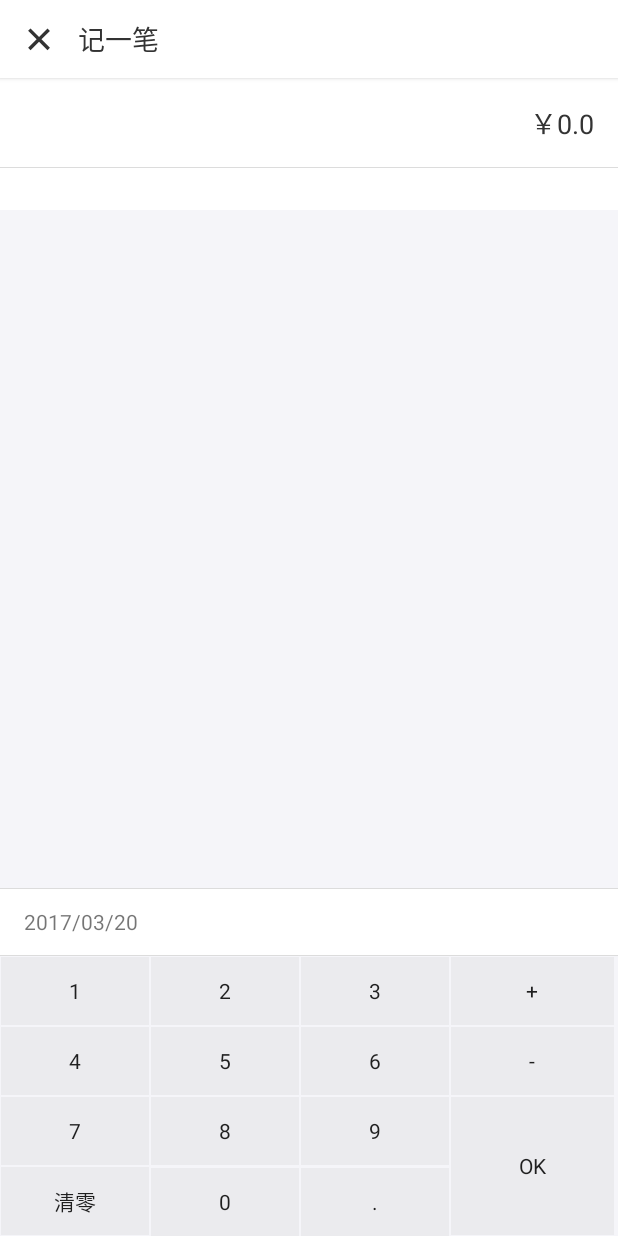
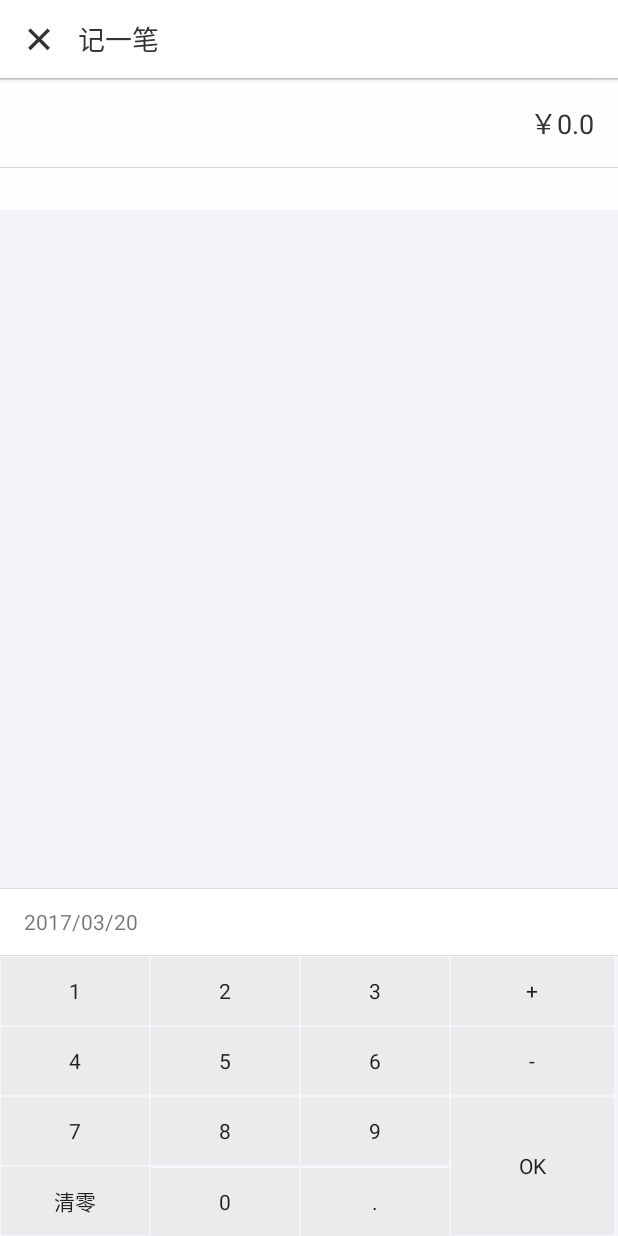
Before and after one commit to coderpage/Mine, an Android app: the screen it shows after launch (TallyExpenseAddActivity), after a tap on "记一笔", on a phone screen of 412 x 824 dp. Run offline under Robolectric (Android 15) with nearby library versions, the phone set to English and light mode, and no system bars; our stand-ins replace EventBus; 2 statements that could not run were skipped.

```diff
--- a/app/src/main/java/com/coderpage/mine/app/tally/ui/activity/TallyExpenseAddActivity.java
+++ b/app/src/main/java/com/coderpage/mine/app/tally/ui/activity/TallyExpenseAddActivity.java
@@ -5,12 +5,12 @@ import android.content.Context;
 import android.content.DialogInterface;
 import android.database.Cursor;
 import android.graphics.drawable.Drawable;
-import android.net.Uri;
 import android.os.AsyncTask;
 import android.os.Bundle;
 import android.support.annotation.DrawableRes;
 import android.support.annotation.NonNull;
 import android.support.annotation.Nullable;
+import android.support.v7.widget.AppCompatImageView;
 import android.view.KeyEvent;
 import android.view.LayoutInflater;
 import android.view.View;
@@ -48,7 +48,7 @@ public class TallyExpenseAddActivity extends BaseActivity {
     TextView mAmountTv;
     TextView mCategoryName;
     TextView mDateTv;
-    ImageView mCategoryIcon;
+    AppCompatImageView mCategoryIcon;
     GridView mCategoryGv;
     NumInputView mNumInputView;
 
@@ -57,7 +57,7 @@ public class TallyExpenseAddActivity extends BaseActivity {
     private HashMap<String, Integer> mCategoryIconMap;
     private final List<CategoryItem> mCategoryItems = new ArrayList<>();
     private Calendar mExpenseDate = Calendar.getInstance();
-    private SimpleDateFormat mDateFormat = new SimpleDateFormat("YYYY/MM/dd", Locale.getDefault());
+    private SimpleDateFormat mDateFormat = new SimpleDateFormat("yyyy/MM/dd", Locale.getDefault());
     private CategoryItem mCategory;
     private float mAmount;
     private String mAmountFormat;
@@ -73,7 +73,7 @@ public class TallyExpenseAddActivity extends BaseActivity {
     private void initView() {
         mAmountTv = ((TextView) findViewById(R.id.tvAmount));
 
-        mCategoryIcon = ((ImageView) findViewById(R.id.ivCategoryIcon));
+        mCategoryIcon = ((AppCompatImageView) findViewById(R.id.ivCategoryIcon));
         mCategoryName = ((TextView) findViewById(R.id.tvCategoryName));
 
         mCategoryGv = ((GridView) findViewById(R.id.gvCategoryIcon));
@@ -111,7 +111,7 @@ public class TallyExpenseAddActivity extends BaseActivity {
             mCategoryPickerAdapter.notifyDataSetChanged();
             mAmountTv.setText(String.format(mAmountFormat, mAmount));
             if (mCategory != null) {
-                mCategoryIcon.setBackground(mCategory.getIcon());
+                mCategoryIcon.setImageResource(mCategory.getIcon());
                 mCategoryName.setText(mCategory.getName());
             }
 
@@ -135,7 +135,7 @@ public class TallyExpenseAddActivity extends BaseActivity {
             String icon = cursor.getString(cursor.getColumnIndex(TallyContract.Category.ICON));
             int order = cursor.getInt(cursor.getColumnIndex(TallyContract.Category.ORDER));
             CategoryItem item = new CategoryItem();
-            item.setIcon(getDrawableSelf(mCategoryIconMap.get(icon)));
+            item.setIcon(mCategoryIconMap.get(icon));
             item.setId(id);
             item.setName(name);
             item.setOrder(order);
@@ -159,8 +159,7 @@ public class TallyExpenseAddActivity extends BaseActivity {
                 values.put(TallyContract.Expense.DESC, "");
                 values.put(TallyContract.Expense.TIME, item.getTime());
 
-                Uri uri = getContentResolver().insert(TallyContract.Expense.CONTENT_URI, values);
-                LogUtils.LOGE(TAG, String.valueOf(uri));
+                getContentResolver().insert(TallyContract.Expense.CONTENT_URI, values);
                 EventBus.getDefault().post(new EventRecordAdd(item));
             }
         };
@@ -200,7 +199,8 @@ public class TallyExpenseAddActivity extends BaseActivity {
             ImageView icon = ((ImageView) convertView.findViewById(R.id.ivIcon));
             TextView name = ((TextView) convertView.findViewById(R.id.tvName));
 
-            icon.setBackgroundDrawable(item.getIcon());
+            icon.setImageResource(item.getIcon());
+
             name.setText(item.getName());
 
             return convertView;
@@ -211,9 +211,8 @@ public class TallyExpenseAddActivity extends BaseActivity {
         @Override
         public void onItemClick(AdapterView<?> parent, View view, int position, long id) {
             mCategory = mCategoryItems.get(position);
-            mCategoryIcon.setBackground(mCategory.getIcon());
+            mCategoryIcon.setImageResource(mCategory.getIcon());
             mCategoryName.setText(mCategory.getName());
-
         }
     };
 
--- a/app/src/main/res/layout/activity_tally_expense_add.xml
+++ b/app/src/main/res/layout/activity_tally_expense_add.xml
@@ -2,6 +2,7 @@
 <RelativeLayout
     android:id="@+id/activity_tally_expense_add"
     xmlns:android="http://schemas.android.com/apk/res/android"
+    xmlns:app="http://schemas.android.com/apk/res-auto"
     xmlns:tools="http://schemas.android.com/tools"
     android:layout_width="match_parent"
     android:layout_height="match_parent"
@@ -13,21 +14,20 @@
         style="@style/Widget.Toolbar"
         android:layout_width="match_parent"
         android:layout_height="?attr/actionBarSize"
-        android:background="@color/white"
-        android:elevation="2dp">
+        android:background="@color/white">
 
         <LinearLayout
             android:layout_width="match_parent"
             android:layout_height="match_parent"
             android:orientation="horizontal">
 
-            <ImageView
+            <android.support.v7.widget.AppCompatImageView
                 android:id="@+id/ivClose"
                 android:layout_width="20dp"
                 android:layout_height="20dp"
                 android:layout_gravity="center_vertical"
-                android:background="@drawable/ic_close"
-                android:clickable="true"/>
+                android:clickable="true"
+                app:srcCompat="@drawable/ic_close"/>
 
             <TextView
                 style="@style/TextAppearance.Toolbar"
@@ -45,7 +45,8 @@
     <FrameLayout
         android:layout_width="match_parent"
         android:layout_height="match_parent"
-        android:layout_below="@id/toolbar">
+        android:layout_below="@id/toolbar"
+        android:foreground="@drawable/header_shadow">
 
         <LinearLayout
             android:layout_width="match_parent"
@@ -64,7 +65,7 @@
                     android:layout_gravity="center_vertical|left"
                     android:paddingStart="@dimen/padding_normal">
 
-                    <ImageView
+                    <android.support.v7.widget.AppCompatImageView
                         android:id="@+id/ivCategoryIcon"
                         android:layout_width="30dp"
                         android:layout_height="30dp"
--- a/app/src/main/res/layout/tally_grid_item_category.xml
+++ b/app/src/main/res/layout/tally_grid_item_category.xml
@@ -4,7 +4,7 @@
               android:layout_height="match_parent"
               android:orientation="vertical">
 
-    <ImageView
+    <android.support.v7.widget.AppCompatImageView
         android:id="@+id/ivIcon"
         android:layout_width="24dp"
         android:layout_height="24dp"
--- a/app/src/main/res/layout/tally_recycle_item_expense_record.xml
+++ b/app/src/main/res/layout/tally_recycle_item_expense_record.xml
@@ -1,6 +1,7 @@
 <?xml version="1.0" encoding="utf-8"?>
 <FrameLayout
     xmlns:android="http://schemas.android.com/apk/res/android"
+    xmlns:app="http://schemas.android.com/apk/res-auto"
     android:layout_width="match_parent"
     android:layout_height="match_parent"
     android:background="@drawable/bg_touchable_white"
@@ -27,12 +28,12 @@
                 android:paddingBottom="@dimen/spacing_micro"
                 android:paddingTop="@dimen/spacing_micro">
 
-                <ImageView
+                <android.support.v7.widget.AppCompatImageView
                     android:id="@+id/ivCategoryIcon"
                     android:layout_width="12dp"
                     android:layout_height="12dp"
                     android:layout_gravity="center_vertical"
-                    android:background="@drawable/ic_category_other"/>
+                    app:srcCompat="@drawable/ic_category_other"/>
 
                 <TextView
                     android:id="@+id/tvCategoryName"
--- a/app/src/main/res/values/res.xml
+++ b/app/src/main/res/values/res.xml
@@ -1,5 +1,4 @@
 <?xml version="1.0" encoding="utf-8"?>
 <resources>
-
-
+    <item name="header_shadow" type="drawable">@drawable/bottom_shadow</item>
 </resources>
--- a/build.gradle
+++ b/build.gradle
@@ -7,6 +7,12 @@ buildscript {
     dependencies {
         classpath 'com.android.tools.build:gradle:2.2.2'
     }
+}
+
+def props = new Properties()
+props.load(new FileInputStream("${rootDir}/local.properties"))
+props.each { key, val ->
+    project.ext.set(key, val)
 }
 
 ext {
```
Also changed, not shown: app/build.gradle (+16 -16 lines), app/src/main/java/com/coderpage/mine/app/tally/ui/activity/CategoryItem.java (+3 -5 lines), app/src/main/java/com/coderpage/mine/app/tally/ui/activity/TallActivity.java (+4 -4 lines), app/src/main/res/layout/activity_tally.xml (+3 -83 lines), app/src/main/res/values/styles.xml (+5 -4 lines), app/src/main/res/drawable-xxhdpi/bottom_shadow.9.png (added).
